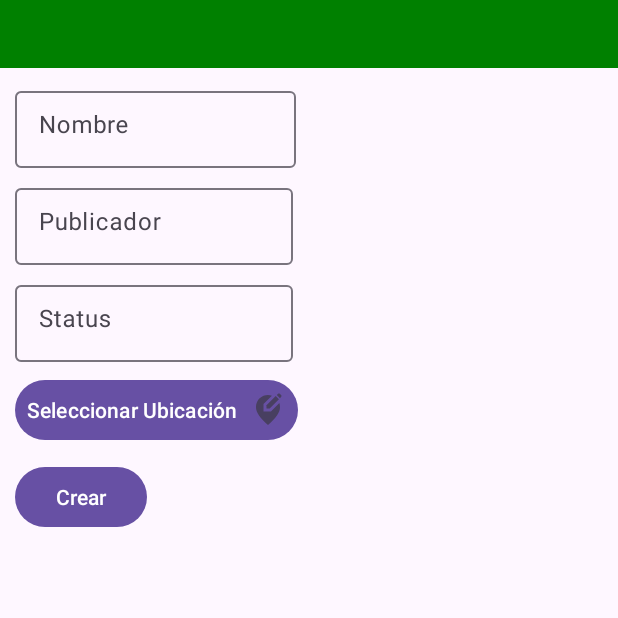
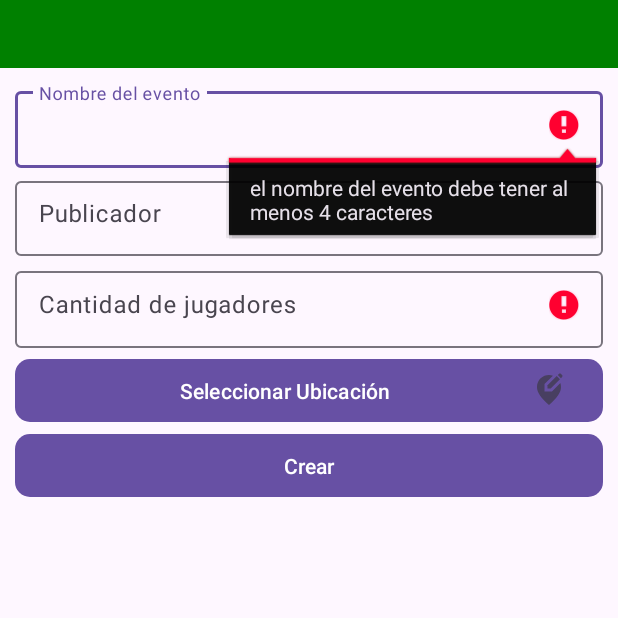
Before and after one commit to RodrigoPersoglia/PlayNow, an Android app: the PublisherMain screen opened directly, with no data from a screen before it, after a tap on "Crear", on a phone screen of 412 x 824 dp, the top half of it. Run offline under Robolectric (Android 15) with nearby library versions, the phone set to English and light mode, and no system bars; our stand-ins replace Firebase (no records; nobody signed in at launch, a user with empty details on screens opened directly); 2 other taps on this screen came first.

Commit message:
se aplican estilos y se cambia la logica de creacion de eventos

```diff
--- a/app/src/main/java/com/example/test1/PublisherMain.java
+++ b/app/src/main/java/com/example/test1/PublisherMain.java
@@ -1,6 +1,4 @@
 package com.example.test1;
-
-import androidx.appcompat.app.AppCompatActivity;
 
 import android.os.Bundle;
 import android.view.View;
@@ -9,22 +7,28 @@ import android.widget.EditText;
 import android.widget.LinearLayout;
 import android.widget.Toast;
 
+import androidx.appcompat.app.AppCompatActivity;
+
+import com.example.test1.fragments.LocalizationDialogFragment;
 import com.google.android.gms.maps.model.LatLng;
+import com.google.firebase.auth.FirebaseAuth;
+import com.google.firebase.auth.FirebaseUser;
 import com.google.firebase.firestore.FirebaseFirestore;
 
 import java.util.HashMap;
 import java.util.Map;
 
-import com.example.test1.fragments.LocalizationDialogFragment;
-
 
 public class PublisherMain extends AppCompatActivity implements LocationSelectionListener {
     private Button createEventButton;
     private LinearLayout createEventLayout;
+    EditText nombreEventoEditText,publicadorEditText,quantityEditText;
+
     private LatLng selectedLocation;
     private boolean locationSelected = false;
 
     private FirebaseFirestore mFirestore;
+    FirebaseAuth mAuth;
 
     @Override
     protected void onCreate(Bundle savedInstanceState) {
@@ -34,7 +38,7 @@ public class PublisherMain extends AppCompatActivity implements LocationSelectio
         createEventButton = findViewById(R.id.createEventButton);
         createEventLayout = findViewById(R.id.createEventLayout);
 
-        mFirestore = FirebaseFirestore.getInstance(); // Inicializa Firestore
+        mFirestore = FirebaseFirestore.getInstance();
 
         createEventButton.setOnClickListener(view -> {
             createEventButton.setVisibility(View.GONE);
@@ -52,64 +56,67 @@ public class PublisherMain extends AppCompatActivity implements LocationSelectio
 
             Button saveEventButton = otroLayout.findViewById(R.id.saveEventButton);
             saveEventButton.setOnClickListener(saveEventView -> {
-                EditText nombreEventoEditText = otroLayout.findViewById(R.id.txt_nombreEvent);
-                EditText publicadorEditText = otroLayout.findViewById(R.id.txt_publicadorEvent);
-                EditText statusEditText = otroLayout.findViewById(R.id.txt_statusEvent);
+                nombreEventoEditText = otroLayout.findViewById(R.id.txt_nombreEvent);
+                publicadorEditText = otroLayout.findViewById(R.id.txt_publicadorEvent);
+                quantityEditText = otroLayout.findViewById(R.id.txt_quantityEvent);
 
                 String nameEvent = nombreEventoEditText.getText().toString();
                 String publicadorEvent = publicadorEditText.getText().toString();
-                String statusEvent = statusEditText.getText().toString();
+                String quantityEvent = quantityEditText.getText().toString();
 
-                if (nameEvent.isEmpty()) {
-                    Toast.makeText(PublisherMain.this, "El campo 'Nombre del Evento' es requerido", Toast.LENGTH_SHORT).show();
-                    return;
-                } else if (nameEvent.length() < 4) {
-                    Toast.makeText(PublisherMain.this, "El campo 'Nombre del Evento' debe tener al menos 4 caracteres", Toast.LENGTH_SHORT).show();
-                    return;
-                }
 
-                if (publicadorEvent.isEmpty()) {
-                    Toast.makeText(PublisherMain.this, "El campo 'Nombre del Publicador' es requerido", Toast.LENGTH_SHORT).show();
-                    return;
-                } else if (publicadorEvent.length() < 4) {
-                    Toast.makeText(PublisherMain.this, "El campo 'Nombre del Publicador' debe tener al menos 4 caracteres", Toast.LENGTH_SHORT).show();
-                    return;
-                }
-
-                if (statusEvent.isEmpty()) {
-                    Toast.makeText(PublisherMain.this, "El campo 'Estado' es requerido", Toast.LENGTH_SHORT).show();
-                    return;
-                } else if (statusEvent.length() < 4) {
-                    Toast.makeText(PublisherMain.this, "El campo 'Estado' debe tener al menos 4 caracteres", Toast.LENGTH_SHORT).show();
-                    return;
-                }
-
-                if (selectedLocation == null) {
-                    Toast.makeText(PublisherMain.this, "Debes seleccionar una ubicación antes de crear el evento", Toast.LENGTH_SHORT).show();
-                }else {
-                    postEvent(nameEvent, publicadorEvent, statusEvent, selectedLocation);
+                if (Validations(nameEvent,quantityEvent,selectedLocation)) {
+                    postEvent(nameEvent, publicadorEvent, quantityEvent, selectedLocation);
                 }
             });
         });
     }
 
-    private void postEvent(String nameEvent, String publicadorEvent, String statusEvent, LatLng selectedLocation) {
+    private boolean Validations(String nameEvent,String quantityEvent,LatLng selectedLocation){
+        Boolean result = true;
 
+        if (!quantityEvent.matches("^[0-9]{1,1000}$") || quantityEvent.equals("0")) {
+            result = false;
+            quantityEditText.setError("Cantidad no válida");
+            quantityEditText.requestFocus();
+        }
+        else {
+            quantityEditText.setError(null);
+        }
+
+        if (nameEvent.length() < 4) {
+            result = false;
+            nombreEventoEditText.setError("el nombre del evento debe tener al menos 4 caracteres");
+            nombreEventoEditText.requestFocus();
+        }
+        else {
+            nombreEventoEditText.setError(null);
+        }
+
+        if (selectedLocation == null) {
+            result = false;
+            Toast.makeText(PublisherMain.this, "Debes seleccionar una ubicación antes de crear el evento", Toast.LENGTH_SHORT).show();
+        }
+
+        return result;
+    }
+
+    private void postEvent(String nameEvent, String publicadorEvent, String quantityEvent, LatLng selectedLocation) {
+        mAuth = FirebaseAuth.getInstance();
+        FirebaseUser currentUser = mAuth.getCurrentUser();
         Map<String, Object> event = new HashMap<>();
         event.put("nombre", nameEvent);
-        event.put("publicador", publicadorEvent);
-        event.put("status", statusEvent);
+        event.put("publicador", currentUser.getUid());
+        event.put("cantidad", quantityEvent);
+        event.put("status", "Incompleto");
         event.put("localizacion", this.selectedLocation.toString());
 
-        // Guardar el evento en Firestore
         mFirestore.collection("eventos")
                 .add(event)
                 .addOnSuccessListener(documentReference -> {
-                    // se creó
                     Toast.makeText(PublisherMain.this, "Evento creado con éxito", Toast.LENGTH_SHORT).show();
                 })
                 .addOnFailureListener(e -> {
-                    // falló
                     Toast.makeText(PublisherMain.this, "Error al crear el evento: " + e.getMessage(), Toast.LENGTH_SHORT).show();
                 });
     }
--- a/app/src/main/res/layout/activity_publisher_main.xml
+++ b/app/src/main/res/layout/activity_publisher_main.xml
@@ -16,17 +16,21 @@
         android:minHeight="45dp"
         android:theme="?attr/actionBarTheme" />
 
-    <Button
-        android:id="@+id/createEventButton"
-        android:layout_width="wrap_content"
-        android:layout_height="wrap_content"
-        android:text="Crear Evento" />
-
     <!-- Formulario de creación de eventos incluido -->
     <LinearLayout
         android:id="@+id/createEventLayout"
         android:layout_width="match_parent"
         android:layout_height="wrap_content"
+        android:layout_margin="10dp"
         android:orientation="vertical"
-        android:visibility="gone" />
+        android:visibility="visible">
+
+        <Button
+            android:id="@+id/createEventButton"
+            android:layout_width="match_parent"
+            android:layout_height="50dp"
+            android:layout_marginTop="10dp"
+            android:text="Crear Evento"
+            app:cornerRadius="10dp" />
+    </LinearLayout>
 </LinearLayout>
--- a/app/src/main/res/layout/create_event.xml
+++ b/app/src/main/res/layout/create_event.xml
@@ -1,22 +1,20 @@
 <?xml version="1.0" encoding="utf-8"?>
 <LinearLayout xmlns:android="http://schemas.android.com/apk/res/android"
+    xmlns:app="http://schemas.android.com/apk/res-auto"
     xmlns:tools="http://schemas.android.com/tools"
     android:layout_width="match_parent"
-    android:layout_height="wrap_content"
+    android:layout_height="match_parent"
     android:orientation="vertical"
     tools:context=".MainActivity">
 
     <com.google.android.material.textfield.TextInputLayout
-        android:layout_width="187dp"
-        android:layout_height="wrap_content"
-        android:layout_marginTop="10dp"
-        android:layout_marginStart="10dp"
-        android:layout_marginBottom="8dp"
+        android:layout_width="match_parent"
+        android:layout_height="60dp"
         android:hint="@string/nombre">
 
         <EditText
             android:id="@+id/txt_nombreEvent"
-            android:layout_width="187dp"
+            android:layout_width="match_parent"
             android:layout_height="wrap_content"
             android:ems="10"
             android:inputType="textPersonName"
@@ -24,59 +22,48 @@
     </com.google.android.material.textfield.TextInputLayout>
 
     <com.google.android.material.textfield.TextInputLayout
-        android:layout_width="185dp"
-        android:layout_height="wrap_content"
-        android:layout_marginStart="10dp"
-        android:layout_marginBottom="8dp"
+        android:layout_width="match_parent"
+        android:layout_height="60dp"
         android:hint="@string/publicador">
 
         <EditText
             android:id="@+id/txt_publicadorEvent"
-            android:layout_width="185dp"
-            android:layout_height="wrap_content"
+            android:layout_width="match_parent"
+            android:layout_height="50dp"
             android:ems="10"
             android:inputType="textPersonName"
             android:paddingTop="12dp" />
     </com.google.android.material.textfield.TextInputLayout>
 
     <com.google.android.material.textfield.TextInputLayout
-        android:layout_width="185dp"
-        android:layout_height="wrap_content"
-        android:layout_marginStart="10dp"
-        android:layout_marginBottom="8dp"
-        android:hint="@string/status">
+        android:layout_width="match_parent"
+        android:layout_height="60dp"
+        android:hint="@string/quantity">
 
         <EditText
-            android:id="@+id/txt_statusEvent"
+            android:id="@+id/txt_quantityEvent"
             android:layout_width="match_parent"
             android:layout_height="wrap_content"
             android:ems="10"
-            android:inputType="textPersonName"
+            android:inputType="number"
             android:paddingTop="12dp" />
+
     </com.google.android.material.textfield.TextInputLayout>
 
-    <LinearLayout
-        android:layout_width="wrap_content"
-        android:layout_height="wrap_content"
-        android:orientation="horizontal"
-        android:layout_marginStart="10dp">
 
-        <Button
-            android:id="@+id/botonSeleccionarUbicacion"
-            android:layout_width="wrap_content"
-            android:layout_height="wrap_content"
-            android:text="Seleccionar Ubicación"
-            android:drawableEnd="@drawable/ic_localization"
-            android:padding="8dp"/>
-
-    </LinearLayout>
+    <Button
+        android:id="@+id/botonSeleccionarUbicacion"
+        android:layout_width="match_parent"
+        android:layout_height="50dp"
+        android:drawableEnd="@drawable/ic_localization"
+        android:text="Seleccionar Ubicación"
+        app:cornerRadius="10dp" />
 
     <Button
         android:id="@+id/saveEventButton"
-        android:layout_width="wrap_content"
-        android:layout_height="wrap_content"
-        android:layout_marginStart="10dp"
-        android:layout_marginTop="10dp"
-        android:text="Crear"/>
+        android:layout_width="match_parent"
+        android:layout_height="50dp"
+        android:text="Crear"
+        app:cornerRadius="10dp" />
 
 </LinearLayout>
--- a/app/src/main/res/values/strings.xml
+++ b/app/src/main/res/values/strings.xml
@@ -1,9 +1,9 @@
 <resources>
     <string name="app_name">test 1</string>
 <!--   <string name="app_name">AppMovil</string>-->
-    <string name="nombre">Nombre</string>
+    <string name="nombre">Nombre del evento</string>
     <string name="publicador">Publicador</string>
-    <string name="status">Status</string>
+    <string name="quantity">Cantidad de jugadores</string>
     <string name="localizacion">Localizacion</string>
     <string name="lista_de_eventos">Lista de Eventos</string>
 </resources>
```
